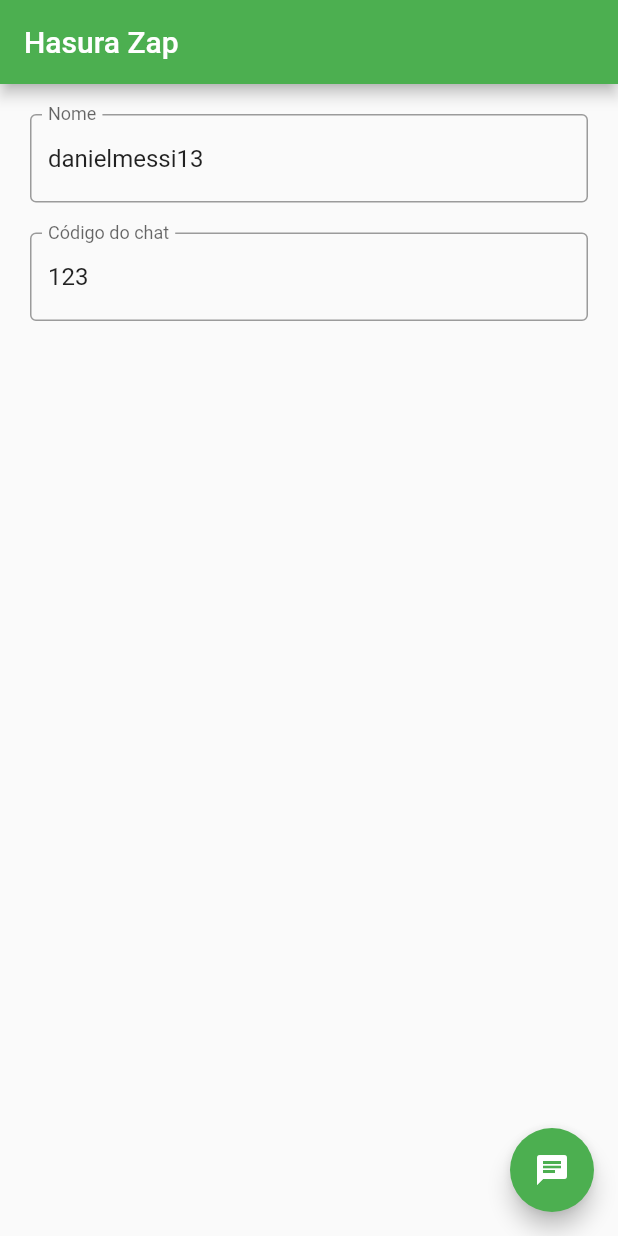
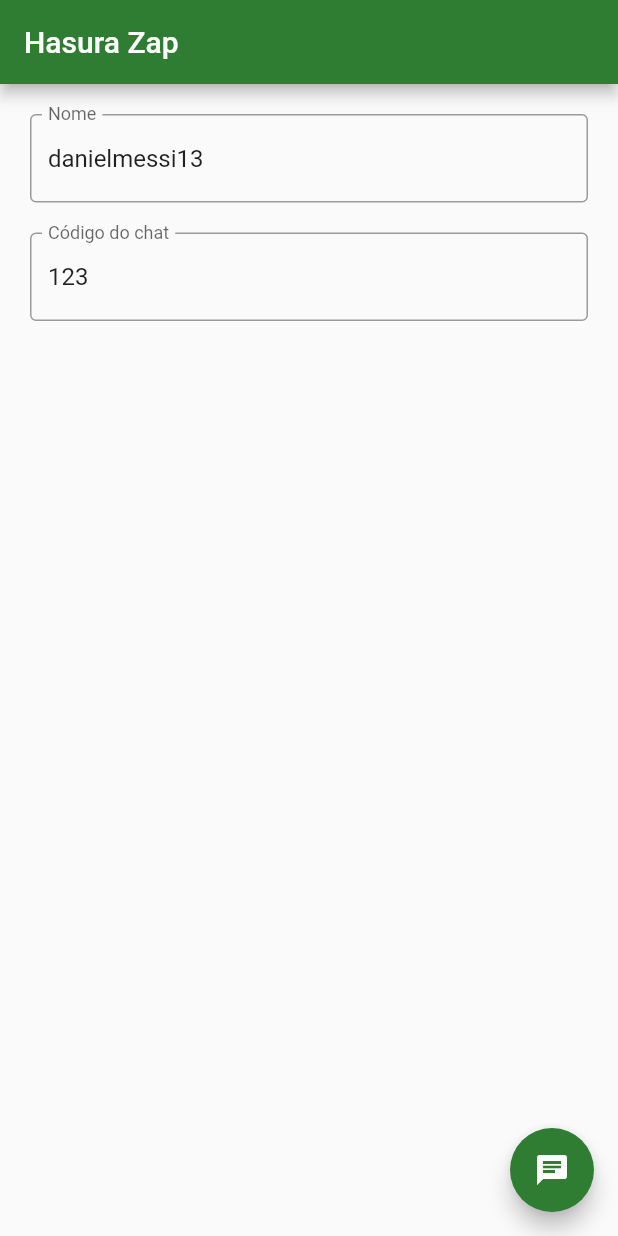
Before and after one commit to danielmessi13/hasura_other_level, a Flutter app: the screen it shows after launch, on a phone screen of 412 x 824 dp. Run offline on Flutter 3.47's test engine with Material 2 defaults, Android fonts, the phone set to English and light mode, and no system bars; our stand-ins replace flutter_mobx, mobx; missing offline and left inert: hasura_connect; generated files the repository leaves out were written again.

Commit message:
[WIP] Send and Receive Messages

```diff
--- a/lib/home/presentation/home_page.dart
+++ b/lib/home/presentation/home_page.dart
@@ -18,31 +18,6 @@ class _HomePageState extends State<HomePage> {
   final _scaffoldKey = GlobalKey<ScaffoldState>();
 
   @override
-  void initState() {
-    when(
-      (_) => homeController.chatModel != null,
-      () => Navigator.pushReplacement(
-        context,
-        MaterialPageRoute(
-          builder: (context) => ChatPage(
-            chat: homeController.chatModel,
-          ),
-        ),
-      ),
-    );
-
-    when(
-      (_) => homeController.message != null,
-      () => _scaffoldKey.currentState.showSnackBar(
-        SnackBar(
-          content: Text(homeController.message),
-        ),
-      ),
-    );
-    super.initState();
-  }
-
-  @override
   void dispose() {
     nameController.dispose();
     chatController.dispose();
@@ -61,6 +36,31 @@ class _HomePageState extends State<HomePage> {
       body: Container(
         margin: EdgeInsets.symmetric(horizontal: 20, vertical: 20),
         child: Observer(builder: (_) {
+          print("CHAT: " + homeController.chatModel.toString());
+
+          when(
+            (_) => homeController.chatModel != null,
+            () {
+              Navigator.push(
+                context,
+                MaterialPageRoute(
+                  builder: (context) => ChatPage(
+                    chat: homeController.chatModel,
+                  ),
+                ),
+              );
+            },
+          );
+
+          when(
+            (_) => homeController.message != null,
+            () => _scaffoldKey.currentState.showSnackBar(
+              SnackBar(
+                content: Text(homeController.message),
+              ),
+            ),
+          );
+
           if (homeController.isLoading) {
             return Center(
               child: CircularProgressIndicator(),
--- a/lib/home/store/home_store.dart
+++ b/lib/home/store/home_store.dart
@@ -93,10 +93,14 @@ abstract class _HomeBase with Store {
       final _chat = _response['data']['chat'];
 
       if (_chat.isNotEmpty) {
-        print('e');
         this.chatModel = ChatModel.fromJson(_chat[0]);
 
         if (chatModel.friend == null) {
+
+          if (chatModel.user == name) {
+            isLoading = false;
+            return;
+          }
           final _response = await hasuraConnect.mutation(
             _enterChat,
             variables: {"id": chat},
--- a/lib/main.dart
+++ b/lib/main.dart
@@ -14,7 +14,11 @@ class MyApp extends StatelessWidget {
       child: MaterialApp(
         title: 'Hasura Zap',
         theme: ThemeData(
-          primarySwatch: Colors.green,
+          primaryColor: Colors.green[800],
+          buttonColor: Colors.green[800],
+          floatingActionButtonTheme: FloatingActionButtonThemeData(
+            backgroundColor: Colors.green[800],
+          ),
         ),
         home: HomePage(),
       ),
```
Also changed, not shown: lib/chat/presentation/chat_page.dart (+66 -7 lines).
